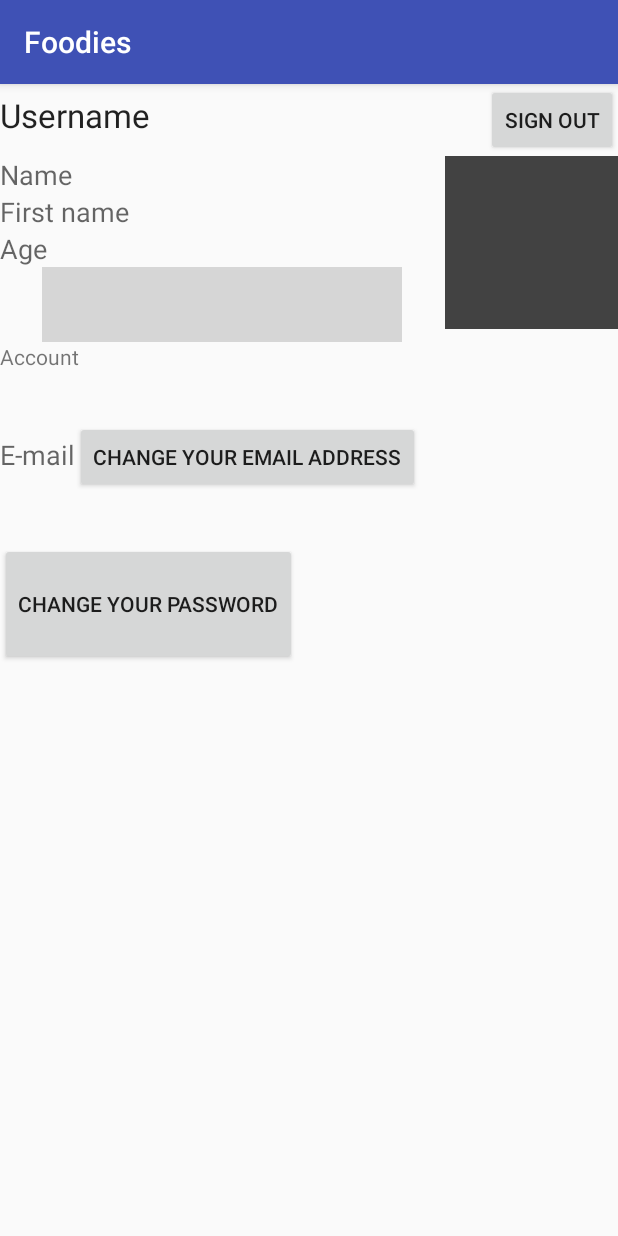
After one commit to Faz95210/Foodies-BJTU, an Android app: the HomePage screen opened directly, with no data from a screen before it, on a phone screen of 412 x 824 dp. The commit adds this screen. Run offline under Robolectric (Android 15) with nearby library versions, the phone set to English and light mode, and no system bars; network calls fail; 2 statements that could not run were skipped; grey boxes are pictures that could not be loaded.

Commit message:
[Foodies][Application] Signing in done.

```diff
--- a/source/android/Foodies2/app/src/main/AndroidManifest.xml
+++ b/source/android/Foodies2/app/src/main/AndroidManifest.xml
@@ -2,7 +2,7 @@
 <manifest xmlns:android="http://schemas.android.com/apk/res/android"
     package="com.bedidi.fawzi.foodies">
 
-    <uses-permission android:name="android.permission.INTERNET"/>
+    <uses-permission android:name="android.permission.INTERNET" />
 
     <application
         android:name=".MyApplication"
@@ -25,7 +25,8 @@
         <activity android:name=".Booking" />
         <activity android:name=".Menu" />
         <activity android:name=".Suggestion" />
-        <activity android:name=".Itinerary"></activity>
+        <activity android:name=".Itinerary" />
+        <activity android:name=".HomePage"></activity>
     </application>
 
 </manifest>
--- /dev/null
+++ b/source/android/Foodies2/app/src/main/java/com/bedidi/fawzi/foodies/HomePage.java
@@ -0,0 +1,37 @@
+package com.bedidi.fawzi.foodies;
+
+import android.content.SharedPreferences;
+import android.preference.PreferenceManager;
+import android.support.v7.app.AppCompatActivity;
+import android.os.Bundle;
+import android.widget.LinearLayout;
+import android.widget.TextView;
+
+public class HomePage extends AppCompatActivity {
+
+    private void setFieldsValues(){
+        final TextView usernameText = (TextView) findViewById(R.id.username);
+        final TextView firstnameText = (TextView) findViewById(R.id.firstName);
+        final TextView nameText = (TextView) findViewById(R.id.name);
+        final TextView ageText = (TextView) findViewById(R.id.age);
+        final LinearLayout contactButtonsLayout = (LinearLayout) findViewById(R.id.contactButtons);
+        final SharedPreferences sharedPreferences = PreferenceManager.getDefaultSharedPreferences(this);
+
+        assert usernameText != null;
+        final String username = this.getIntent().getStringExtra(Login.USERNAME);
+        usernameText.setText(username.toCharArray(), 0, username.length());
+
+        assert contactButtonsLayout != null;
+        if (username.equals(sharedPreferences.getString("username", "fail"))){
+            contactButtonsLayout.setVisibility(LinearLayout.GONE);
+        }
+    }
+
+    @Override
+    protected void onCreate(Bundle savedInstanceState) {
+        super.onCreate(savedInstanceState);
+        setContentView(R.layout.activity_home_page);
+        setFieldsValues();
+
+    }
+}
--- a/source/android/Foodies2/app/src/main/java/com/bedidi/fawzi/foodies/Signup.java
+++ b/source/android/Foodies2/app/src/main/java/com/bedidi/fawzi/foodies/Signup.java
@@ -82,7 +82,7 @@ public class Signup extends AppCompatActivity {
         if (passwordEditText.getText().toString().equals(password2EditText.getText().toString())){
             JsonObjectRequest jsonObjectRequest;
             try {
-                jsonObjectRequest = new JsonObjectRequest(Login.DATAURL, createJsonObject(), new Response.Listener<JSONObject>() {
+                jsonObjectRequest = new JsonObjectRequest(Login.DATAURL + "/users", createJsonObject(), new Response.Listener<JSONObject>() {
                     @Override
                     public void onResponse(JSONObject response) {
                         Log.d("adb", "[Signup.class][onErrorResponse]SignUp request responded : " + response);
--- /dev/null
+++ b/source/android/Foodies2/app/src/main/res/layout/activity_home_page.xml
@@ -0,0 +1,132 @@
+<?xml version="1.0" encoding="utf-8"?>
+<LinearLayout xmlns:android="http://schemas.android.com/apk/res/android"
+    android:orientation="vertical"
+    android:layout_width="match_parent"
+    android:layout_height="match_parent"
+    android:weightSum="1">
+
+    <LinearLayout
+        android:orientation="horizontal"
+        android:layout_width="match_parent"
+        android:layout_height="wrap_content">
+
+        <TextView
+            android:layout_width="0dp"
+            android:layout_height="wrap_content"
+            android:textAppearance="?android:attr/textAppearanceLarge"
+            android:text="@string/username"
+            android:id="@+id/username"
+            android:layout_weight="0.07"
+            android:singleLine="false" />
+
+        <Button
+            android:layout_width="wrap_content"
+            android:layout_height="wrap_content"
+            android:text="@string/signout"
+            android:id="@+id/signout" />
+    </LinearLayout>
+
+    <LinearLayout
+        android:orientation="horizontal"
+        android:layout_width="match_parent"
+        android:layout_height="wrap_content"
+        android:layout_gravity="center_horizontal">
+
+        <LinearLayout
+            android:orientation="vertical"
+            android:layout_width="0dp"
+            android:layout_height="wrap_content"
+            android:layout_weight="0.25"
+            android:weightSum="1">
+
+            <TextView
+                android:layout_width="wrap_content"
+                android:layout_height="wrap_content"
+                android:textAppearance="?android:attr/textAppearanceMedium"
+                android:text="@string/name"
+                android:id="@+id/name" />
+
+            <TextView
+                android:layout_width="wrap_content"
+                android:layout_height="wrap_content"
+                android:textAppearance="?android:attr/textAppearanceMedium"
+                android:text="@string/firstname"
+                android:id="@+id/firstName" />
+
+            <TextView
+                android:layout_width="wrap_content"
+                android:layout_height="wrap_content"
+                android:textAppearance="?android:attr/textAppearanceMedium"
+                android:text="@string/age"
+                android:id="@+id/age" />
+
+            <LinearLayout
+                android:orientation="horizontal"
+                android:layout_width="wrap_content"
+                android:layout_height="50dp"
+                android:layout_gravity="center_horizontal"
+                android:id="@+id/contactButtons">
+
+                <ImageButton
+                    android:layout_width="wrap_content"
+                    android:layout_height="wrap_content"
+                    android:id="@+id/imageButton"
+                    android:src="@drawable/plus" />
+
+                <ImageButton
+                    android:layout_width="wrap_content"
+                    android:layout_height="wrap_content"
+                    android:id="@+id/imageButton2"
+                    android:src="@drawable/chat" />
+            </LinearLayout>
+        </LinearLayout>
+
+        <ImageButton
+            android:layout_width="115dp"
+            android:layout_height="115dp"
+            android:id="@+id/profilePicture"
+            android:background="@color/background_floating_material_dark" />
+
+    </LinearLayout>
+
+    <TextView
+        android:layout_width="wrap_content"
+        android:layout_height="wrap_content"
+        android:textAppearance="?android:attr/textAppearanceSmall"
+        android:text="@string/account"
+        android:layout_weight="0.07" />
+
+    <LinearLayout
+        android:orientation="horizontal"
+        android:layout_width="match_parent"
+        android:layout_height="wrap_content"
+        android:layout_weight="0.07">
+
+        <TextView
+            android:layout_width="wrap_content"
+            android:layout_height="wrap_content"
+            android:textAppearance="?android:attr/textAppearanceMedium"
+            android:text="@string/email"
+            android:id="@+id/email" />
+
+        <Button
+            android:layout_width="wrap_content"
+            android:layout_height="wrap_content"
+            android:text="@string/changeEmail"
+            android:id="@+id/editEmail" />
+    </LinearLayout>
+
+    <Button
+        android:layout_width="wrap_content"
+        android:layout_height="wrap_content"
+        android:text="@string/changePassword"
+        android:id="@+id/editPassword"
+        android:layout_weight="0.07" />
+
+    <ListView
+        android:layout_width="match_parent"
+        android:layout_height="wrap_content"
+        android:id="@+id/listView"
+        android:layout_gravity="center_horizontal" />
+
+</LinearLayout>
--- a/source/android/Foodies2/app/src/main/res/layout/activity_login.xml
+++ b/source/android/Foodies2/app/src/main/res/layout/activity_login.xml
@@ -3,9 +3,7 @@
     xmlns:android="http://schemas.android.com/apk/res/android"
     android:layout_width="match_parent"
     android:layout_height="match_parent"
-    android:orientation="vertical"
-    android:background="@mipmap/image1"
-    >
+    android:orientation="vertical">
     <LinearLayout
         xmlns:android="http://schemas.android.com/apk/res/android"
         android:layout_width="match_parent"
--- a/source/android/Foodies2/app/src/main/res/values/strings.xml
+++ b/source/android/Foodies2/app/src/main/res/values/strings.xml
@@ -11,6 +11,14 @@
     <string name="restaurant_name">Restaurant Name</string>
     <string name="restaurant_address">Restaurant Address</string>
 
+    <string name="changePassword">Change Your Password</string>
+    <string name="changeEmail">Change Your Email Address</string>
+    <string name="account">Account</string>
+    <string name="email">E-mail</string>
+    <string name="age">Age</string>
+    <string name="name">Name</string>
+    <string name="firstname">First name</string>
+    <string name="signout">Sign Out</string>
 
     <string name="menu_button">Menu</string>
     <string name="booking_button">Book it!</string>
```
Also changed, not shown: source/android/Foodies2/app/src/main/java/com/bedidi/fawzi/foodies/Login.java (+57 -15 lines), source/android/Foodies2/app/src/main/res/drawable/Chat.xml (added, +9 -0 lines), source/android/Foodies2/app/src/main/res/drawable/Plus.xml (added, +9 -0 lines).
